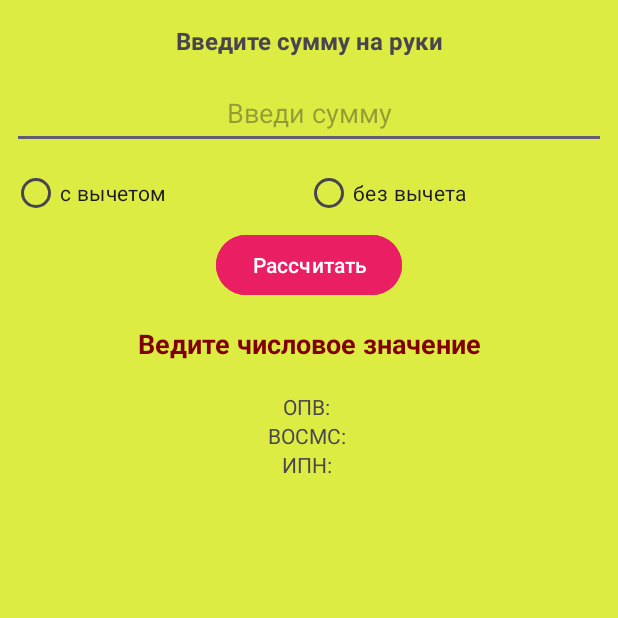
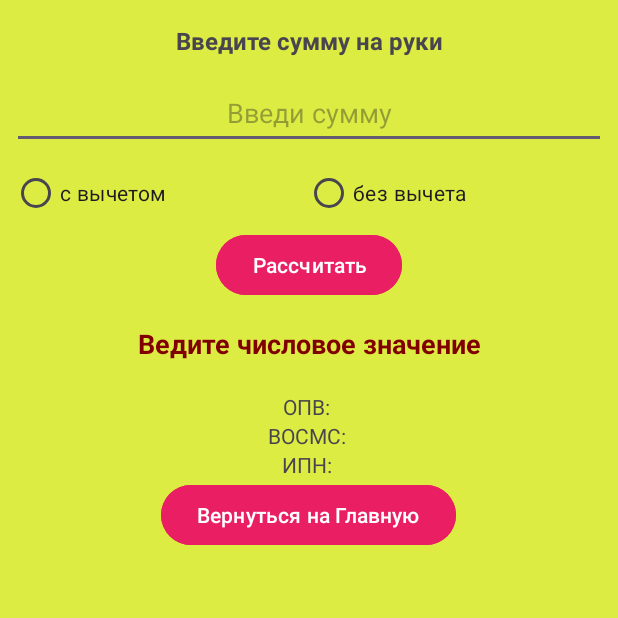
Before and after one commit to zzhalelov/payslip-pro-mobile-java, an Android app: the ThirdActivity screen opened directly, with no data from a screen before it, after a tap on "ОПВ:", on a phone screen of 412 x 824 dp, the top half of it. Run offline under Robolectric (Android 15) with nearby library versions, the phone set to English and light mode, and no system bars.

Commit message:
Add button Return To MainPage and set method in activity_second.xml, activity_third.xml

```diff
--- a/app/src/main/java/com/example/payslippro/SecondActivity.java
+++ b/app/src/main/java/com/example/payslippro/SecondActivity.java
@@ -2,6 +2,7 @@ package com.example.payslippro;
 
 import androidx.appcompat.app.AppCompatActivity;
 
+import android.content.Intent;
 import android.os.Bundle;
 import android.view.View;
 import android.widget.EditText;
@@ -79,4 +80,9 @@ public class SecondActivity extends AppCompatActivity {
             }
         }
     }
+
+    public void returnButton(View view) {
+        Intent intent = new Intent(this, MainActivity.class);
+        startActivity(intent);
+    }
 }
--- a/app/src/main/java/com/example/payslippro/ThirdActivity.java
+++ b/app/src/main/java/com/example/payslippro/ThirdActivity.java
@@ -2,6 +2,7 @@ package com.example.payslippro;
 
 import androidx.appcompat.app.AppCompatActivity;
 
+import android.content.Intent;
 import android.os.Bundle;
 import android.view.View;
 import android.widget.EditText;
@@ -79,4 +80,8 @@ public class ThirdActivity extends AppCompatActivity {
             }
         }
     }
+    public void returnButton(View view) {
+        Intent intent = new Intent(this, MainActivity.class);
+        startActivity(intent);
+    }
 }
--- a/app/src/main/res/layout/activity_third.xml
+++ b/app/src/main/res/layout/activity_third.xml
@@ -95,4 +95,13 @@
         android:gravity="center"
         android:onClick="clickButton"
         android:text="ИПН: " />
+
+    <Button
+        android:id="@+id/returnButton"
+        android:layout_width="wrap_content"
+        android:layout_height="wrap_content"
+        android:layout_gravity="center"
+        android:backgroundTint="#E91E63"
+        android:onClick="returnButton"
+        android:text="Вернуться на Главную" />
 </LinearLayout>
```
Also changed, not shown: app/src/main/res/layout/activity_second.xml (+9 -0 lines).
